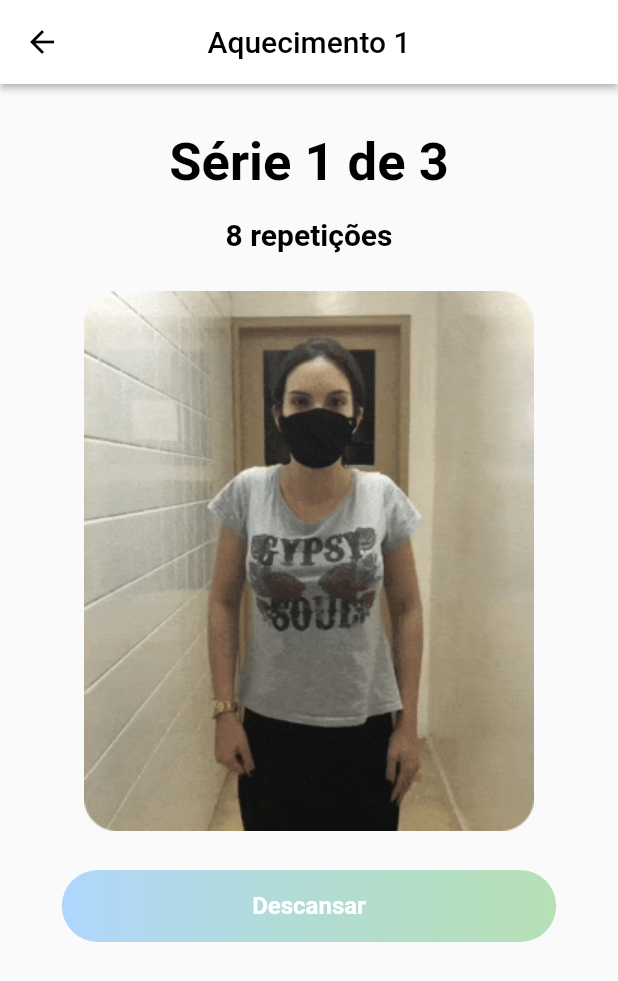
After one commit to Agencia-Brawn/app-oncoativ, a Flutter app: the SegundoAquecimento screen opened by its route, on a phone screen of 412 x 824 dp. The commit adds this screen. Shown: the top 981 px of the screen. Run offline on Flutter 3.47's test engine with Material 2 defaults, Android fonts, the phone set to English and light mode, and no system bars; our stand-ins replace get.

Commit message:
Série 1 do Primeiro Aquecimento

```diff
--- /dev/null
+++ b/lib/app/modules/exercicios/aquecimento/segundo_aquecimento_page.dart
@@ -0,0 +1,92 @@
+import 'package:flutter/material.dart';
+import 'package:get/get.dart';
+import 'package:oncoativ/app/core/ui/widgets/exercicios/Oncoativ_button_gradient_icon.dart';
+import 'package:oncoativ/app/core/ui/widgets/exercicios/oncoativ_button_som.dart';
+import 'package:oncoativ/app/core/ui/widgets/oncoativ_appbar.dart';
+import 'package:oncoativ/app/core/ui/widgets/exercicios/oncoativ_descricao_exercicio.dart';
+import 'package:oncoativ/app/core/ui/widgets/oncoativ_button.dart';
+
+class SegundoAquecimento extends StatelessWidget {
+  const SegundoAquecimento({Key? key}) : super(key: key);
+
+  @override
+  Widget build(BuildContext context) {
+    return Scaffold(
+      appBar: OncoativAppBar(
+        title: const Text(
+          'Aquecimento 1',
+          style: TextStyle(color: Colors.black),
+        ),
+      ),
+      body: SingleChildScrollView(
+        child: Stack(
+          children: [
+            Column(
+              children: [
+                Row(
+                  crossAxisAlignment: CrossAxisAlignment.center,
+                  mainAxisAlignment: MainAxisAlignment.center,
+                  children: [
+                    Column(
+                      children: [
+                        const SizedBox(
+                          height: 32,
+                        ),
+                        SizedBox(
+                          width: MediaQuery.of(context).size.width * 0.8,
+                          child: const Text(
+                            'Série 1 de 3',
+                            textAlign: TextAlign.center,
+                            style: TextStyle(
+                                color: Colors.black,
+                                fontWeight: FontWeight.bold,
+                                fontSize: 35),
+                          ),
+                        ),
+                        const SizedBox(
+                          height: 16,
+                        ),
+                        SizedBox(
+                          width: MediaQuery.of(context).size.width * 0.8,
+                          child: const Text(
+                            '8 repetições',
+                            textAlign: TextAlign.center,
+                            style: TextStyle(
+                                color: Colors.black,
+                                fontWeight: FontWeight.bold,
+                                fontSize: 20),
+                          ),
+                        ),
+                        SizedBox(
+                          width: MediaQuery.of(context).size.width * 1.0,
+                          height: MediaQuery.of(context).size.width * 1.0,
+                          child: const Image(
+                            image: AssetImage('assets/gifs/gifteste.png'),
+                          ),
+                        ),
+                      ],
+                    ),
+                  ],
+                ),
+                Row(
+                  crossAxisAlignment: CrossAxisAlignment.center,
+                  mainAxisAlignment: MainAxisAlignment.center,
+                  children: [
+                    SizedBox(
+                      width: MediaQuery.of(context).size.width * 0.8,
+                      child: OncoativButton(
+                          label: 'Descansar',
+                          onPressed: () {
+                            Get.toNamed('');
+                          }),
+                    ),
+                  ],
+                ),
+              ],
+            )
+          ],
+        ),
+      ),
+    );
+  }
+}
--- a/lib/app/routes/exercicios_routers.dart
+++ b/lib/app/routes/exercicios_routers.dart
@@ -1,10 +1,12 @@
 import 'package:get/get.dart';
 import 'package:oncoativ/app/modules/exercicios/aquecimento/primeiro_aquecimento_page.dart';
+import 'package:oncoativ/app/modules/exercicios/aquecimento/segundo_aquecimento_page.dart';
 
 class ExerciciosRouters {
   ExerciciosRouters._();
 
   static final routers = <GetPage>[
     GetPage(name: '/exercicios/aquecimento/primeiroaquecimento', page: () => const PrimeiroAquecimento()),
+    GetPage(name: '/exercicios/aquecimento/segundoaquecimento', page: () => const SegundoAquecimento()),
   ];
 }
```
